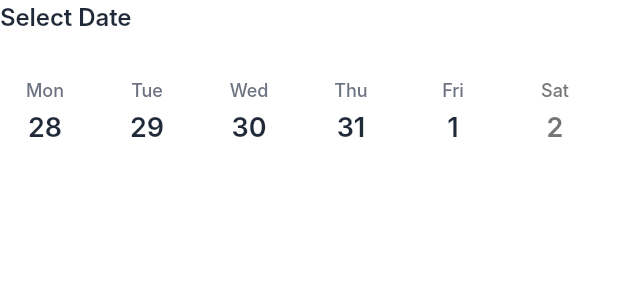
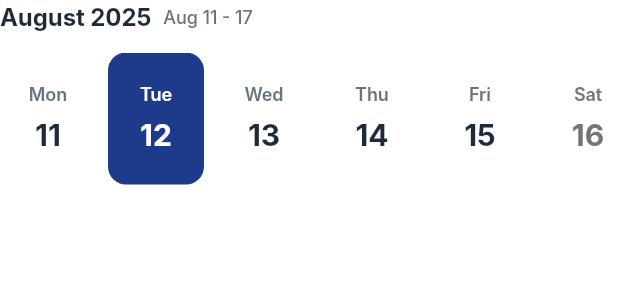
Before and after one commit to andresuchdata/durusuna-mobile, a Flutter app: the AttendanceDateSelector widget shown alone on an empty page, opened directly with empty values, on a phone screen of 412 x 824 dp. Shown: the top 300 px of the screen. Run offline on Flutter 3.47's test engine with Material 3 defaults, Android fonts, the phone set to English and light mode, and no system bars; our stand-ins replace audioplayers, cached_network_image, dio, emoji_picker_flutter, file_picker, flutter_riverpod and 7 more; accounts and stored records are empty; generated files the repository leaves out were written again; Roboto replaces fonts that are missing (Inter).

```diff
--- a/lib/features/attendance/presentation/widgets/attendance_date_selector.dart
+++ b/lib/features/attendance/presentation/widgets/attendance_date_selector.dart
@@ -14,28 +14,46 @@ class AttendanceDateSelector extends StatelessWidget {
 
   @override
   Widget build(BuildContext context) {
-    return Container(
-      height: 120,
+    final startOfWeek = _getStartOfWeek(selectedDate);
+    final days =
+        List<DateTime>.generate(7, (i) => startOfWeek.add(Duration(days: i)));
+
+    return SizedBox(
+      height: 132,
       child: Column(
         crossAxisAlignment: CrossAxisAlignment.start,
         children: [
-          const Text(
-            'Select Date',
-            style: TextStyle(
-              fontSize: 16,
-              fontWeight: FontWeight.w600,
-              color: AppTheme.textPrimary,
-            ),
+          // Month/Year header
+          Row(
+            children: [
+              Text(
+                DateFormat('MMMM yyyy').format(selectedDate),
+                style: const TextStyle(
+                  fontSize: 16,
+                  fontWeight: FontWeight.w700,
+                  color: AppTheme.textPrimary,
+                ),
+              ),
+              const SizedBox(width: 8),
+              Text(
+                _formatWeekRange(startOfWeek),
+                style: const TextStyle(
+                  fontSize: 12,
+                  color: AppTheme.textSecondary,
+                  fontWeight: FontWeight.w500,
+                ),
+              ),
+            ],
           ),
           const SizedBox(height: 12),
           SizedBox(
-            height: 80,
-            child: ListView.builder(
+            height: 88,
+            child: ListView.separated(
               scrollDirection: Axis.horizontal,
-              itemCount: 30, // Show 30 days (past and future)
+              itemCount: days.length,
+              separatorBuilder: (_, __) => const SizedBox(width: 8),
               itemBuilder: (context, index) {
-                final date =
-                    DateTime.now().subtract(Duration(days: 15 - index));
+                final date = days[index];
                 final isSelected = _isSameDay(date, selectedDate);
                 final isToday = _isSameDay(date, DateTime.now());
                 final isWeekend = date.weekday == DateTime.saturday ||
@@ -44,8 +62,7 @@ class AttendanceDateSelector extends StatelessWidget {
                 return GestureDetector(
                   onTap: () => onDateChanged(date),
                   child: Container(
-                    width: 60,
-                    margin: const EdgeInsets.only(right: 8),
+                    width: 64,
                     decoration: BoxDecoration(
                       color: isSelected
                           ? AppTheme.primaryColor
@@ -64,7 +81,7 @@ class AttendanceDateSelector extends StatelessWidget {
                           DateFormat('EEE').format(date),
                           style: TextStyle(
                             fontSize: 12,
-                            fontWeight: FontWeight.w500,
+                            fontWeight: FontWeight.w600,
                             color: isSelected
                                 ? Colors.white
                                 : isWeekend
@@ -74,10 +91,10 @@ class AttendanceDateSelector extends StatelessWidget {
                         ),
                         const SizedBox(height: 4),
                         Text(
-                          date.day.toString(),
+                          DateFormat('d').format(date),
                           style: TextStyle(
-                            fontSize: 18,
-                            fontWeight: FontWeight.w600,
+                            fontSize: 20,
+                            fontWeight: FontWeight.w700,
                             color: isSelected
                                 ? Colors.white
                                 : isWeekend
@@ -85,16 +102,6 @@ class AttendanceDateSelector extends StatelessWidget {
                                     : AppTheme.textPrimary,
                           ),
                         ),
-                        if (isToday && !isSelected)
-                          Container(
-                            width: 4,
-                            height: 4,
-                            margin: const EdgeInsets.only(top: 2),
-                            decoration: const BoxDecoration(
-                              color: AppTheme.primaryColor,
-                              shape: BoxShape.circle,
-                            ),
-                          ),
                       ],
                     ),
                   ),
@@ -112,4 +119,20 @@ class AttendanceDateSelector extends StatelessWidget {
         date1.month == date2.month &&
         date1.day == date2.day;
   }
+
+  DateTime _getStartOfWeek(DateTime date) {
+    // Monday as start of week
+    final int daysToMonday = date.weekday - DateTime.monday; // 0 for Monday
+    return DateTime(date.year, date.month, date.day)
+        .subtract(Duration(days: daysToMonday));
+  }
+
+  String _formatWeekRange(DateTime startOfWeek) {
+    final endOfWeek = startOfWeek.add(const Duration(days: 6));
+    final sameMonth = startOfWeek.month == endOfWeek.month;
+    if (sameMonth) {
+      return '${DateFormat('MMM d').format(startOfWeek)} - ${DateFormat('d').format(endOfWeek)}';
+    }
+    return '${DateFormat('MMM d').format(startOfWeek)} - ${DateFormat('MMM d').format(endOfWeek)}';
+  }
 }
```
Also changed, not shown: lib/features/attendance/presentation/pages/attendance_management_page.dart (+67 -31 lines), lib/features/attendance/presentation/widgets/attendance_stats_card.dart (+73 -153 lines), lib/features/attendance/presentation/widgets/student_attendance_tile.dart (+22 -10 lines), lib/shared/services/attendance_service.dart (+38 -2 lines).
